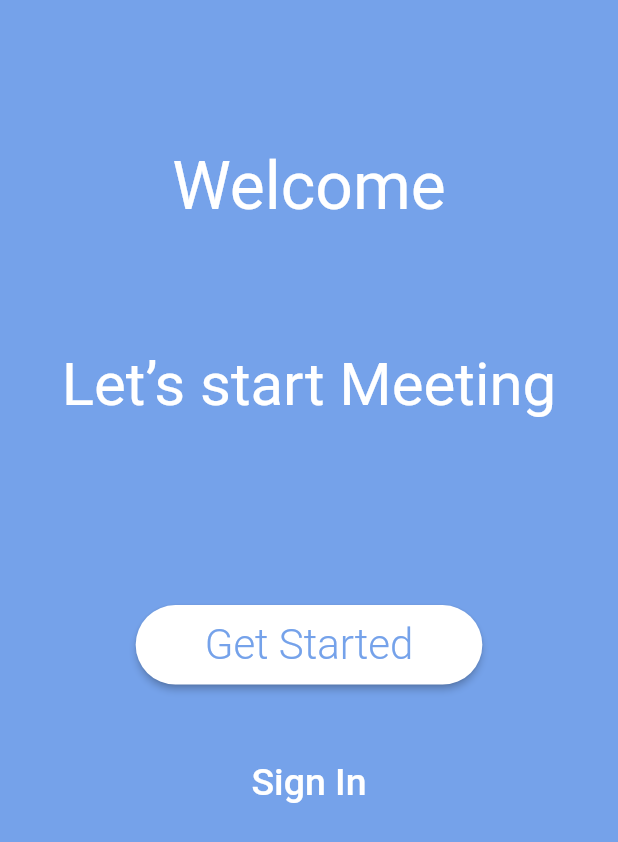
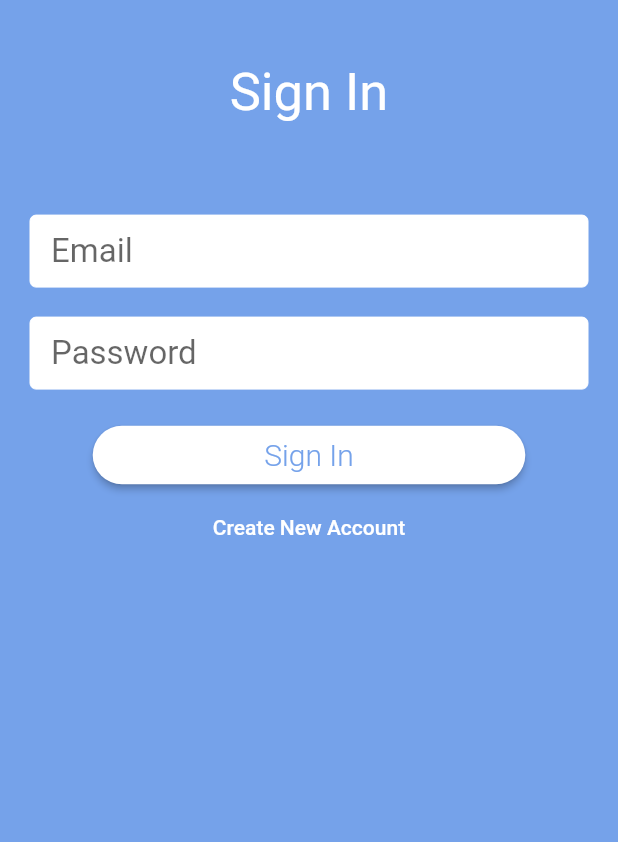
Before and after one commit to oussemabarka/JCI_MEET, a Flutter app: the screen it shows after launch, after a tap on "Sign In", on a phone screen of 412 x 824 dp. Shown: the top 842 px of the screen. Run offline on Flutter 3.47's test engine with Material 2 defaults, Android fonts, the phone set to English and light mode, and no system bars; drawn by our look-alikes of auto_size_text; our stand-ins replace firebase_auth; accounts and stored records are empty.

Commit message:
sign in sign up with firebase

```diff
--- a/lib/Services/auth_service.dart
+++ b/lib/Services/auth_service.dart
@@ -13,6 +13,7 @@ class AuthService {
     final currentUser = await _firebaseAuth.createUserWithEmailAndPassword(
       email: email,
       password: password,
+
     );
 
     // Update the username
--- a/lib/Views/First_pages.dart
+++ b/lib/Views/First_pages.dart
@@ -73,7 +73,9 @@ class FirstView extends StatelessWidget {
                     "Sign In",
                     style: TextStyle(color: Colors.white, fontSize: 25),
                   ),
-                  onPressed: () {},
+                  onPressed: () {
+                    Navigator.of(context).pushReplacementNamed('/signIn');
+                  },
                 )
               ],
             ),
--- /dev/null
+++ b/lib/Views/Sign_up_View.dart
@@ -0,0 +1,202 @@
+import 'package:flutter/material.dart';
+import 'package:jci_meet/Services/auth_service.dart';
+import 'package:auto_size_text/auto_size_text.dart';
+import 'package:jci_meet/widgets/provider_widget.dart';
+
+final primaryColor = const Color(0xFF75A2EA);
+
+enum AuthFormType { signIn, signUp }
+
+class SignUpView extends StatefulWidget {
+  final AuthFormType authFormType;
+
+  SignUpView({Key key, @required this.authFormType}) : super(key: key);
+
+  @override
+  _SignUpViewState createState() =>
+      _SignUpViewState(authFormType: this.authFormType);
+}
+
+class _SignUpViewState extends State<SignUpView> {
+  AuthFormType authFormType;
+
+  _SignUpViewState({this.authFormType});
+
+  final formKey = GlobalKey<FormState>();
+  String _email, _password, _name;
+
+  void switchFormState(String state) {
+    formKey.currentState.reset();
+    if (state == "signUp") {
+      setState(() {
+        authFormType = AuthFormType.signUp;
+      });
+    } else {
+      setState(() {
+        authFormType = AuthFormType.signIn;
+      });
+    }
+  }
+
+  void submit() async {
+    final form = formKey.currentState;
+    form.save();
+    try {
+      final auth = Provider.of(context).auth;
+      if(authFormType == AuthFormType.signIn) {
+        String uid = await auth.signInWithEmailAndPassword(_email, _password);
+        print("Signed In with ID $uid");
+        Navigator.of(context).pushReplacementNamed('/home');
+      } else {
+        String uid = await auth.createUserWithEmailAndPassword(_email, _password, _name);
+        print("Signed up with New ID $uid");
+        Navigator.of(context).pushReplacementNamed('/home');
+      }
+    } catch (e) {
+      print (e);
+    }
+  }
+
+  @override
+  Widget build(BuildContext context) {
+    final _width = MediaQuery.of(context).size.width;
+    final _height = MediaQuery.of(context).size.height;
+
+    return Scaffold(
+      body: Container(
+        color: primaryColor,
+        height: _height,
+        width: _width,
+        child: SafeArea(
+          child: Column(
+            children: <Widget>[
+              SizedBox(height: _height * 0.05),
+              buildHeaderText(),
+              SizedBox(height: _height * 0.05),
+              Padding(
+                padding: const EdgeInsets.all(20.0),
+                child: Form(
+                  key: formKey,
+                  child: Column(
+                    children: buildInputs() + buildButtons(),
+                  ),
+                ),
+              )
+            ],
+          ),
+        ),
+      ),
+    );
+  }
+
+  AutoSizeText buildHeaderText() {
+    String _headerText;
+    if (authFormType == AuthFormType.signUp) {
+      _headerText = "Create New Account";
+    } else {
+      _headerText = "Sign In";
+    }
+    return AutoSizeText(
+      _headerText,
+      maxLines: 1,
+      textAlign: TextAlign.center,
+      style: TextStyle(
+        fontSize: 35,
+        color: Colors.white,
+      ),
+    );
+  }
+
+  List<Widget> buildInputs() {
+    List<Widget> textFields = [];
+
+    // if were in the sign up state add name
+    if (authFormType == AuthFormType.signUp) {
+      textFields.add(
+        TextFormField(
+          style: TextStyle(fontSize: 22.0),
+          decoration: buildSignUpInputDecoration("Name"),
+          onSaved: (value) => _name = value,
+        ),
+      );
+      textFields.add(SizedBox(height: 20));
+    }
+
+    // add email & password
+    textFields.add(
+      TextFormField(
+        style: TextStyle(fontSize: 22.0),
+        decoration: buildSignUpInputDecoration("Email"),
+        onSaved: (value) => _email = value,
+      ),
+    );
+    textFields.add(SizedBox(height: 20));
+    textFields.add(
+      TextFormField(
+        style: TextStyle(fontSize: 22.0),
+        decoration: buildSignUpInputDecoration("Password"),
+        obscureText: true,
+        onSaved: (value) => _password = value,
+      ),
+    );
+    textFields.add(SizedBox(height: 20));
+
+    return textFields;
+  }
+
+  InputDecoration buildSignUpInputDecoration(String hint) {
+    return InputDecoration(
+      hintText: hint,
+      filled: true,
+      fillColor: Colors.white,
+      focusColor: Colors.white,
+      enabledBorder: OutlineInputBorder(
+          borderSide: BorderSide(color: Colors.white, width: 0.0)),
+      contentPadding:
+      const EdgeInsets.only(left: 14.0, bottom: 10.0, top: 10.0),
+    );
+  }
+
+  List<Widget> buildButtons() {
+    String _switchButtonText, _newFormState, _submitButtonText;
+
+    if (authFormType == AuthFormType.signIn) {
+      _switchButtonText = "Create New Account";
+      _newFormState = "signUp";
+      _submitButtonText = "Sign In";
+    } else {
+      _switchButtonText = "Have an Account? Sign In";
+      _newFormState = "signIn";
+      _submitButtonText = "Sign Up";
+    }
+
+    return [
+      Container(
+        width: MediaQuery.of(context).size.width * 0.7,
+        child: RaisedButton(
+          shape: RoundedRectangleBorder(
+              borderRadius: BorderRadius.circular(30.0)),
+          color: Colors.white,
+          textColor: primaryColor,
+          child: Padding(
+            padding: const EdgeInsets.all(8.0),
+            child: Text(
+              _submitButtonText,
+              style: TextStyle(fontSize: 20.0, fontWeight: FontWeight.w300),
+            ),
+          ),
+          onPressed: submit,
+        ),
+      ),
+      FlatButton(
+        child: Text(
+          _switchButtonText,
+          style: TextStyle(color: Colors.white),
+        ),
+        onPressed: () {
+          switchFormState(_newFormState);
+        },
+      )
+    ];
+  }
+}
--- a/lib/main.dart
+++ b/lib/main.dart
@@ -1,27 +1,48 @@
 import 'package:flutter/material.dart';
 import 'home_page.dart';
 import 'package:jci_meet/Views/First_pages.dart';
+import 'package:jci_meet/Services/auth_service.dart';
+import 'package:jci_meet/widgets/provider_widget.dart';
+import 'package:jci_meet/Views/Sign_up_View.dart';
 void main() {
   runApp(MyApp());
 }
-
 class MyApp extends StatelessWidget {
-  // This widget is the root of your application.
   @override
   Widget build(BuildContext context) {
-    return MaterialApp(
-      title: 'JCI Meet',
-      theme: ThemeData(
+    return Provider(
+      auth: AuthService(),
+      child: MaterialApp(
+        title: "JCI Meet",
+        theme: ThemeData(
+          primarySwatch: Colors.blue,
 
-        primarySwatch: Colors.blue,
+          visualDensity: VisualDensity.adaptivePlatformDensity,
+        ),
+        home: HomeController(),
+        routes: <String, WidgetBuilder>{
+          '/signUp': (BuildContext context) => SignUpView(authFormType: AuthFormType.signUp),
+          '/signIn': (BuildContext context) => SignUpView(authFormType: AuthFormType.signIn),
+          '/home': (BuildContext context) => HomeController(),
+        },
+      ),
+    );
+  }
+}
 
-        visualDensity: VisualDensity.adaptivePlatformDensity,
-      ),
-     // home: Home(),
-      home:FirstView(),
-      routes: <String, WidgetBuilder> {
-        '/signUp': (BuildContext context) => Home(),
-        '/home': (BuildContext context) => Home(),
+
+class HomeController extends StatelessWidget {
+  @override
+  Widget build(BuildContext context) {
+    final AuthService auth = Provider.of(context).auth;
+    return StreamBuilder<String>(
+      stream: auth.onAuthStateChanged,
+      builder: (context, AsyncSnapshot<String> snapshot) {
+        if (snapshot.connectionState == ConnectionState.active) {
+          final bool signedIn = snapshot.hasData;
+          return signedIn ? Home() : FirstView();
+        }
+        return CircularProgressIndicator();
       },
     );
   }
--- /dev/null
+++ b/lib/widgets/provider_widget.dart
@@ -0,0 +1,15 @@
+import 'package:flutter/material.dart';
+import 'package:jci_meet/Services/auth_service.dart';
+class Provider extends InheritedWidget {
+  final AuthService auth;
+
+  Provider({Key key, Widget child, this.auth}) : super(key: key, child: child);
+
+  @override
+  bool updateShouldNotify(InheritedWidget oldWidget) {
+    return true;
+  }
+
+  static Provider of(BuildContext context) =>
+      (context.inheritFromWidgetOfExactType(Provider) as Provider);
+}
```
